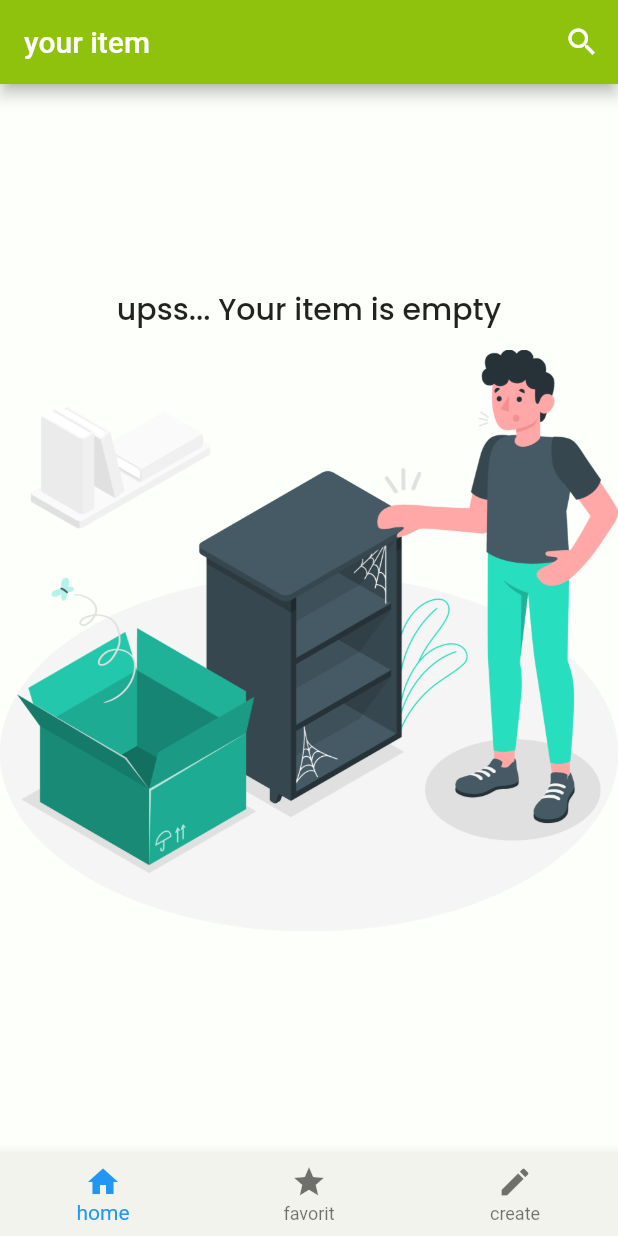
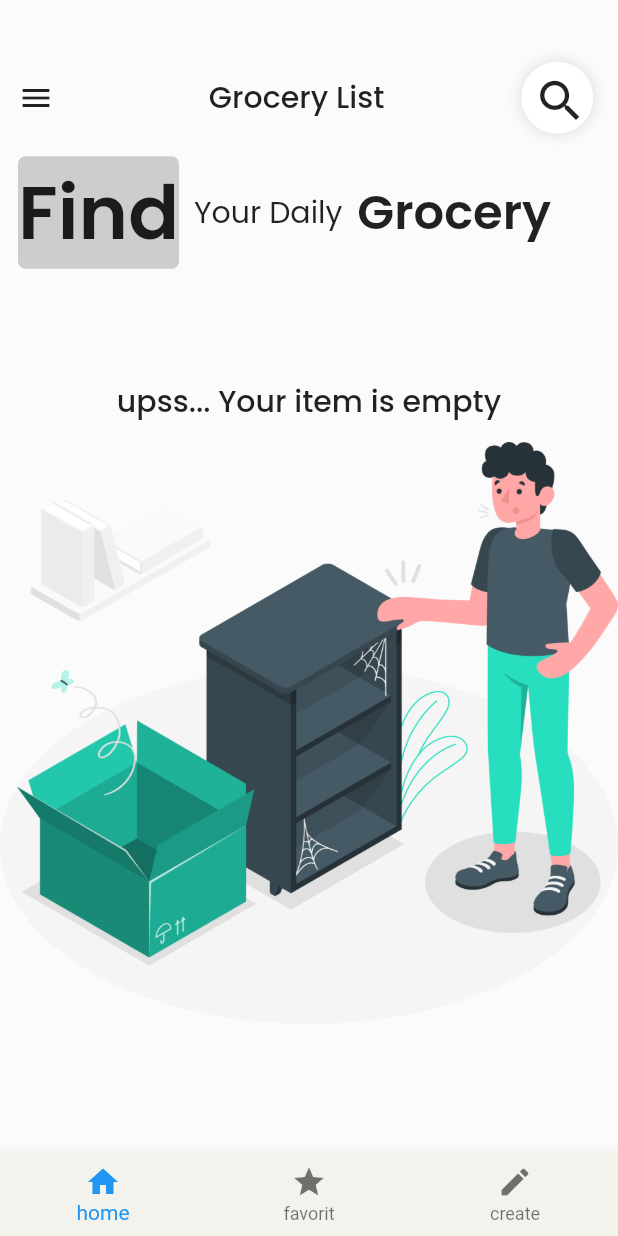
Before and after one commit to XayneeNut/toserba-x-flutter, a Flutter app: the screen it shows after launch, on a phone screen of 412 x 824 dp. Run offline on Flutter 3.47's test engine with Material 2 defaults, Android fonts, the phone set to English and light mode, and no system bars; our stand-ins replace flutter_svg, google_fonts; missing offline and left inert: flutter_statusbarcolor_ns; network calls fail; project files that could hold a hidden picture were left out.

Commit message:
belum selesai ✨

```diff
--- a/lib/main.dart
+++ b/lib/main.dart
@@ -1,8 +1,15 @@
 import 'package:flutter/material.dart';
+import 'package:flutter/services.dart';
+import 'package:flutter_statusbarcolor_ns/flutter_statusbarcolor_ns.dart';
 import 'package:toserba/view/home_view.dart';
 
 void main() {
-  runApp(const MyApp());
+  runApp(
+    const MyApp(),
+  );
+  SystemChrome.setSystemUIOverlayStyle(const SystemUiOverlayStyle(
+      statusBarColor: Color.fromRGBO(251, 251, 251, 1),
+      statusBarIconBrightness: Brightness.light));
 }
 
 class MyApp extends StatelessWidget {
@@ -10,11 +17,9 @@ class MyApp extends StatelessWidget {
 
   @override
   Widget build(BuildContext context) {
-    return  MaterialApp(
+    return MaterialApp(
       debugShowCheckedModeBanner: false,
-      routes: {
-        '/': (context) => const HomeView()
-      },
+      routes: {'/': (context) => const HomeView()},
     );
   }
 }
--- a/lib/view/list_barang_view.dart
+++ b/lib/view/list_barang_view.dart
@@ -1,3 +1,5 @@
+import 'dart:ui';
+
 import 'package:flutter/material.dart';
 import 'package:toserba/controller/barang_api_controller.dart';
 import 'package:toserba/controller/list_barang_controller.dart';
@@ -24,7 +26,6 @@ class _ListBarangViewState extends State<ListBarangView>
   final ListBarangController listBarangController = ListBarangController();
   int _selectedPageIndex = 0;
   AnimationController? _controller;
-  Animation<Offset>? _offsetAnimation;
 
   void _onSelectedPage(int index) {
     setState(() {
@@ -35,19 +36,6 @@ class _ListBarangViewState extends State<ListBarangView>
   @override
   void initState() {
     super.initState();
-    _controller = AnimationController(
-      vsync: this,
-      duration: Duration(milliseconds: 100),
-    );
-    _offsetAnimation = Tween<Offset>(
-      begin: Offset(1.0, 0.0),
-      end: Offset.zero,
-    ).animate(CurvedAnimation(
-      parent: _controller!,
-      curve: Curves.easeInOut,
-    ));
-    listBarangController.loadItem(
-        barangApiController, setState, widget.barangModels);
   }
 
   @override
@@ -92,26 +80,7 @@ class _ListBarangViewState extends State<ListBarangView>
               BottomNavigationBarItem(icon: Icon(Icons.create), label: 'create')
             ],
             backgroundColor: const Color.fromRGBO(241, 243, 236, 1)),
-        backgroundColor: const Color.fromRGBO(253, 255, 250, 1),
-        appBar: AppBar(
-          backgroundColor: const Color.fromRGBO(143, 194, 13, 1),
-          title: Text(selectedPageTitle),
-          actions: [
-            IconButton(
-              onPressed: () {
-                showSearch(
-                    context: context,
-                    delegate: CustomSearchDelegate(
-                        widget.barangModels,
-                        listBarangController,
-                        barangApiController,
-                        setState,
-                        context));
-              },
-              icon: const Icon(Icons.search),
-            )
-          ],
-        ),
+        backgroundColor: const Color.fromRGBO(251, 251,251, 1),
         body: activePage);
   }
 }
--- a/lib/widget/active_page_widget.dart
+++ b/lib/widget/active_page_widget.dart
@@ -5,11 +5,15 @@ import 'package:toserba/controller/list_barang_controller.dart';
 import 'package:toserba/models/barang_models.dart';
 import 'package:toserba/view/detail_barang_view.dart';
 import 'package:toserba/widget/barang_text_widget.dart';
+import 'package:toserba/widget/custom_search_delegate.dart';
 import 'package:toserba/widget/size_config.dart';
 
 class ActivePageWidget extends StatefulWidget {
-  const ActivePageWidget(
-      {super.key, required this.barangModels, required this.deleteData});
+  const ActivePageWidget({
+    super.key,
+    required this.barangModels,
+    required this.deleteData,
+  });
 
   final List<BarangModels> barangModels;
   final void Function(BarangModels barangModels) deleteData;
@@ -23,10 +27,85 @@ class _ActivePageWidgetState extends State<ActivePageWidget> {
   List<BarangModels> filteredBarangModels = [];
   final BarangApiController barangApiController = BarangApiController();
   final ListBarangController listBarangController = ListBarangController();
+  var groceryTextStyle =
+      GoogleFonts.poppins(fontWeight: FontWeight.w600, fontSize: 30);
   @override
   Widget build(BuildContext context) {
     return Column(
+      crossAxisAlignment: CrossAxisAlignment.start,
       children: [
+        SizedBox(height: SizeConfig.safeBlockVertical! * 5),
+        Row(
+          mainAxisAlignment: MainAxisAlignment.spaceBetween,
+          children: [
+            IconButton(onPressed: () {}, icon: const Icon(Icons.menu)),
+            Text(
+              'Grocery List',
+              style: GoogleFonts.poppins(
+                  fontWeight: FontWeight.w500, fontSize: 20),
+            ),
+            Container(
+              margin: EdgeInsets.only(right: SizeConfig.safeBlockVertical! * 2),
+              decoration: const BoxDecoration(
+                  shape: BoxShape.circle,
+                  color: Colors.white,
+                  boxShadow: [
+                    BoxShadow(
+                        blurRadius: 8,
+                        color: Color.fromARGB(255, 217, 217, 217)),
+                  ]),
+              child: IconButton(
+                onPressed: () {
+                  showSearch(
+                      context: context,
+                      delegate: CustomSearchDelegate(
+                          widget.barangModels,
+                          listBarangController,
+                          barangApiController,
+                          setState,
+                          context));
+                },
+                icon: const Icon(Icons.search, size: 36),
+              ),
+            ),
+          ],
+        ),
+        Container(
+          margin: const EdgeInsets.only(left: 12, top: 15),
+          child: Column(
+            crossAxisAlignment: CrossAxisAlignment.start,
+            children: [
+              Row(
+                children: [
+                  Container(
+                    decoration: BoxDecoration(
+                        borderRadius: BorderRadius.circular(5),
+                        color: Color.fromARGB(255, 205, 205, 205)),
+                    child: Text(
+                      'Find',
+                      style: groceryTextStyle.copyWith(fontSize: 50),
+                    ),
+                  ),
+                  SizedBox(
+                    width: 10,
+                  ),
+                  Text(
+                    'Your Daily',
+                    style: groceryTextStyle.copyWith(
+                        fontSize: 20, fontWeight: FontWeight.w400),
+                  ),
+                  SizedBox(
+                    width: 10,
+                  ),
+                  Text(
+                    'Grocery',
+                    style: groceryTextStyle.copyWith(fontSize: 32),
+                  ),
+                ],
+              ),
+            ],
+          ),
+        ),
         Expanded(
           child: widget.barangModels.isEmpty
               ? Column(
@@ -77,7 +156,12 @@ class _ActivePageWidgetState extends State<ActivePageWidget> {
                           children: [
                             Container(
                               decoration: ShapeDecoration(
-                                color: const Color(0xFFD9D9D9),
+                                color: Colors.white,
+                                shadows: [
+                                  const BoxShadow(
+                                      blurRadius: 10,
+                                      color: Color.fromARGB(255, 201, 201, 201))
+                                ],
                                 shape: RoundedRectangleBorder(
                                   borderRadius: BorderRadius.circular(18),
                                 ),
--- a/pubspec.yaml
+++ b/pubspec.yaml
@@ -32,6 +32,7 @@ dependencies:
   flutter:
     sdk: flutter
   flutter_sizer: ^1.0.5
+  flutter_statusbarcolor_ns: ^0.5.0
   flutter_svg: ^2.0.7
   get: ^4.6.4
   google_fonts: ^6.1.0
```
Also changed, not shown: pubspec.lock.
